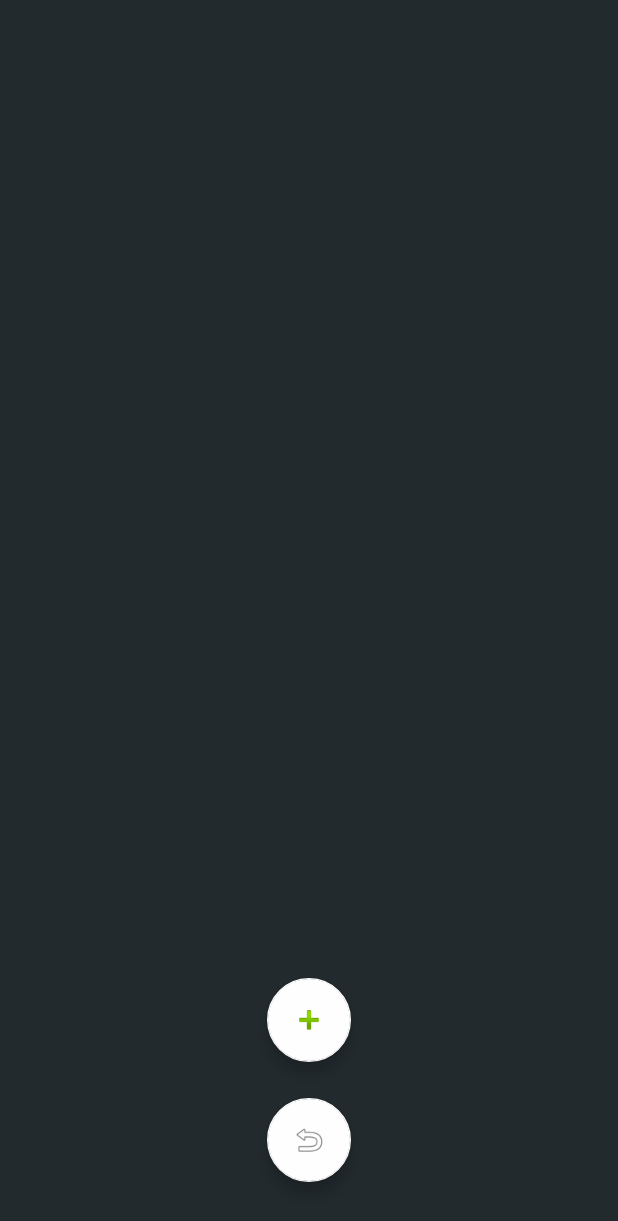
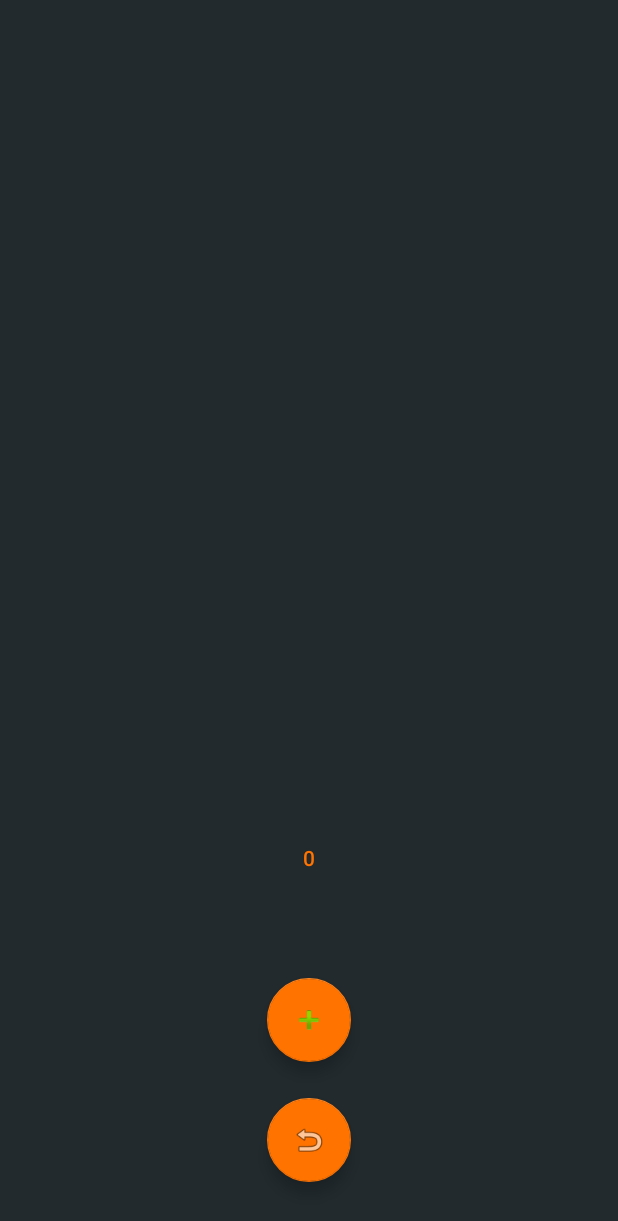
Before and after one commit to GilgameshTC/Traffles, an Android app: the screen it shows after launch (MainActivity), on a phone screen of 412 x 824 dp. Shown: the top 1221 px of the screen. Run offline under Robolectric (Android 15) with nearby library versions, the phone set to English and light mode, and no system bars.

Commit message:
Add budget text
Database currently uses User Preference.

```diff
--- a/app/src/main/java/com/gilgameshtc/traffles/MainActivity.java
+++ b/app/src/main/java/com/gilgameshtc/traffles/MainActivity.java
@@ -1,14 +1,18 @@
 package com.gilgameshtc.traffles;
 
+import android.content.SharedPreferences;
 import android.os.Bundle;
 import android.support.annotation.NonNull;
 import android.support.design.widget.BottomNavigationView;
 import android.support.v7.app.AppCompatActivity;
 import android.view.MenuItem;
 import android.view.Window;
-import android.widget.TextView;
+import android.widget.Button;
 
 public class MainActivity extends AppCompatActivity {
+
+    private Button budget;
+    private SharedPreferences savedSettings;
 
     private BottomNavigationView.OnNavigationItemSelectedListener mOnNavigationItemSelectedListener
             = new BottomNavigationView.OnNavigationItemSelectedListener() {
@@ -27,17 +31,27 @@ public class MainActivity extends AppCompatActivity {
         }
     };
 
+    // Precondition: Should only be called after budget button and userPref have been initialized.
+    private void setupBudget() {
+        String expenditureSoFar = savedSettings.getString("budget", "0");
+        budget.setText(expenditureSoFar);
+    }
+
     @Override
     protected void onCreate(Bundle savedInstanceState) {
         super.onCreate(savedInstanceState);
         // Title Bar configuration
         requestWindowFeature(Window.FEATURE_NO_TITLE); // hide the title
         getSupportActionBar().hide(); // hide the title bar
-
+        // Set up lay out
         setContentView(R.layout.activity_main);
-
-        BottomNavigationView navigation = (BottomNavigationView) findViewById(R.id.navigation);
+        // Get user saved data
+        savedSettings = getSharedPreferences("userPref", MODE_PRIVATE);
+        // Capture Budget Text button
+        budget = findViewById(R.id.budgetText);
+        setupBudget();
+        // Capture Bottom Navigation Bar (currently hidden)
+        BottomNavigationView navigation = findViewById(R.id.navigation);
         navigation.setOnNavigationItemSelectedListener(mOnNavigationItemSelectedListener);
     }
-
 }
--- a/app/src/main/res/layout/activity_main.xml
+++ b/app/src/main/res/layout/activity_main.xml
@@ -45,4 +45,16 @@
         app:layout_constraintRight_toRightOf="parent"
         app:menu="@menu/navigation" />
 
+    <Button
+        android:id="@+id/budgetText"
+        android:layout_width="wrap_content"
+        android:layout_height="wrap_content"
+        android:background="@color/transparent"
+        android:text="Button"
+        android:textColor="@color/colorAccent"
+        android:layout_marginBottom="56dp"
+        app:layout_constraintBottom_toTopOf="@+id/addButton"
+        app:layout_constraintEnd_toEndOf="parent"
+        app:layout_constraintStart_toStartOf="parent" />
+
 </android.support.constraint.ConstraintLayout>
--- a/app/src/main/res/values/colors.xml
+++ b/app/src/main/res/values/colors.xml
@@ -2,6 +2,7 @@
 <resources>
     <color name="colorPrimary">#282a27</color>
     <color name="colorPrimaryDark">#000000</color>
-    <color name="colorAccent">#fefefe</color>
+    <color name="colorAccent">#ff7300</color>
     <color name="background">#222a2e</color>
+    <color name="transparent">#00000000</color>
 </resources>
```
